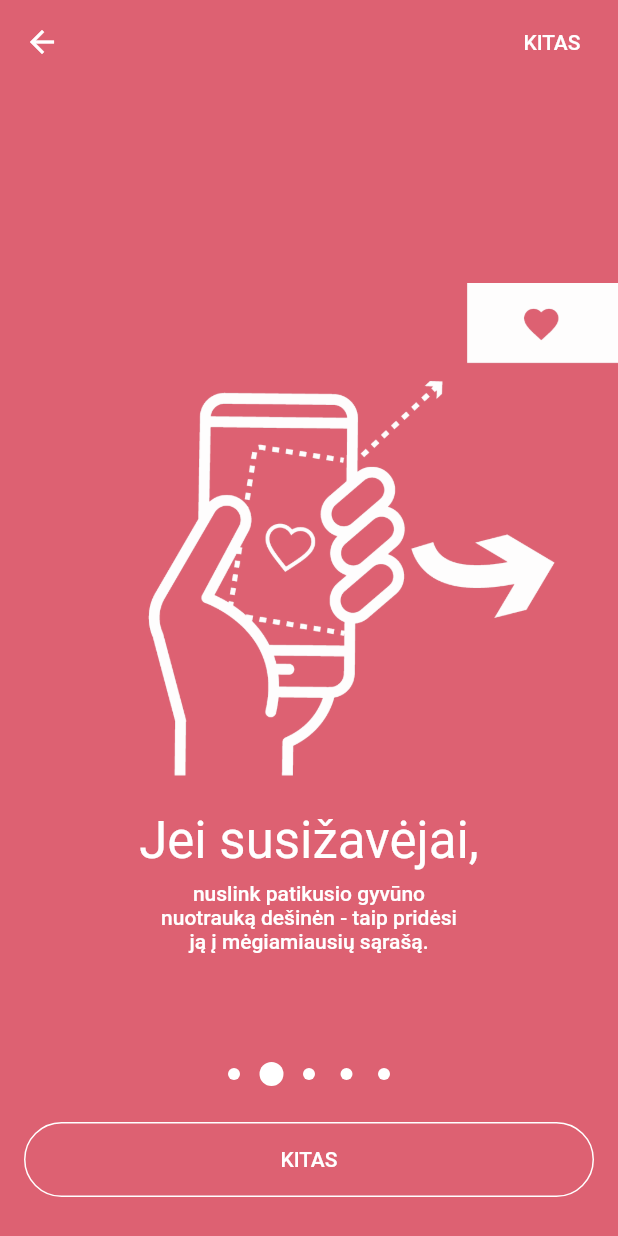
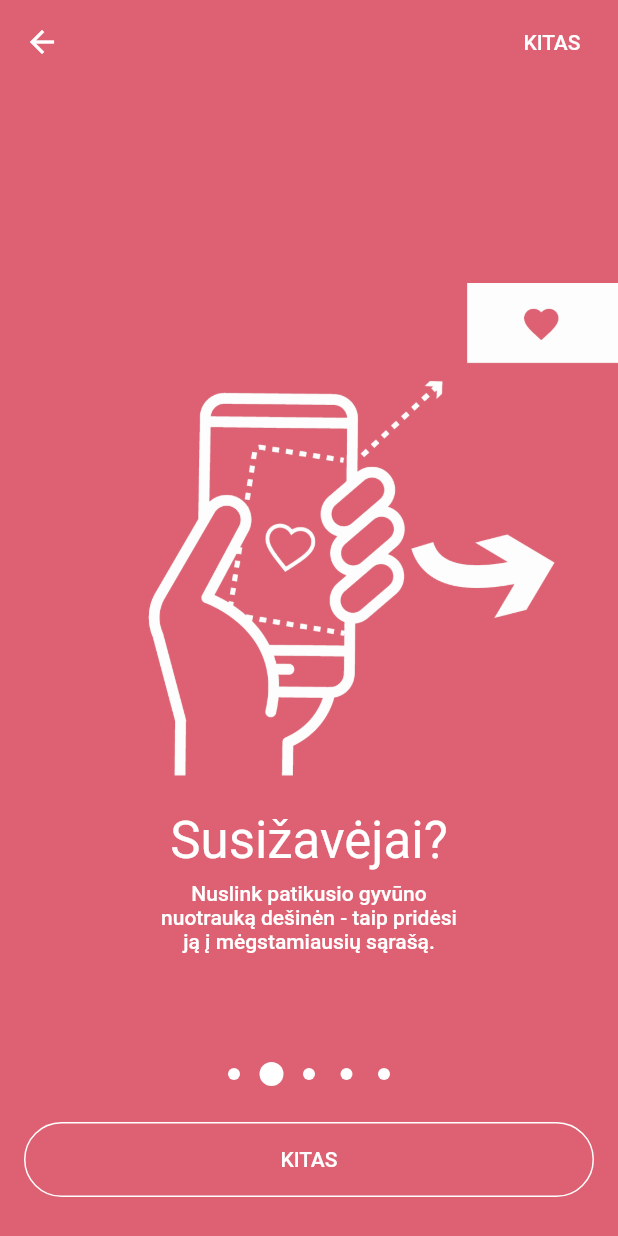
Before and after one commit to GotPet/getpet-mobile, a Flutter app: the screen it shows after launch, after a tap on "KITAS", on a phone screen of 412 x 824 dp. Run offline on Flutter 3.47's test engine with Material 2 defaults, Android fonts, the phone set to English and light mode, and no system bars; our stand-ins replace device_info, dio, equatable, firebase_analytics, firebase_auth, sentry and 2 more; missing offline and left inert: flutter_advanced_networkimage, flutter_firebase_ui, streamqflite; accounts and stored records are empty; generated files the repository leaves out were written again; network calls fail.

Commit message:
App localizations from AppLocalizations file
Signed-off-by: Karolis Vycius <k.vycius@gmail.com>

```diff
--- a/lib/components/home/home_component.dart
+++ b/lib/components/home/home_component.dart
@@ -3,6 +3,7 @@ import 'package:getpet/components/onboarding/onboarding_component.dart';
 import 'package:getpet/components/pet_favorites/favorites_component.dart';
 import 'package:getpet/components/swipe/pet_swipe_component.dart';
 import 'package:getpet/components/user_profile/user_login_component.dart';
+import 'package:getpet/localization/app_localization.dart';
 import 'package:getpet/preferences/app_preferences.dart';
 
 class HomeComponent extends StatelessWidget {
@@ -28,7 +29,7 @@ class HomeComponent extends StatelessWidget {
               Tab(icon: Icon(Icons.favorite)),
             ],
           ),
-          title: Text("GetPet"),
+          title: Text(AppLocalizations.of(context).appTitle),
         ),
         body: TabBarView(
           physics: NeverScrollableScrollPhysics(),
@@ -45,6 +46,7 @@ class HomeComponent extends StatelessWidget {
       final isOnboardingPassed = await AppPreferences().isOnboardingPassed();
 
       if (!isOnboardingPassed) {
+        await AppPreferences().setOnboardingPassed();
         Navigator.push(
           context,
           MaterialPageRoute(builder: (_) => OnboardingComponent()),
--- a/lib/components/onboarding/onboarding_component.dart
+++ b/lib/components/onboarding/onboarding_component.dart
@@ -1,48 +1,49 @@
 import 'package:flutter/material.dart';
 import 'package:getpet/components/onboarding/onboarding_step_component.dart';
+import 'package:getpet/localization/app_localization.dart';
 import 'package:getpet/preferences/app_preferences.dart';
 import 'package:getpet/widgets/dots_indicator.dart';
 
+class OnboardingComponent extends StatefulWidget {
+  @override
+  _OnboardingComponentState createState() => _OnboardingComponentState();
+}
+
 class _OnboardingComponentState extends State<OnboardingComponent> {
   final _controller = new PageController();
-  final List<Widget> _pages = [
+  int page = 0;
+
+  @override
+  Widget build(BuildContext context) {
+    final pages = [
       OnboardingStepComponent(
         assetName: "assets/onboarding/onboarding_one.png",
-      title: "Labas!",
-      description: "Nori būti mūsų draugas?\nSusipažink su programėle!",
+        title: AppLocalizations.of(context).onboarding1Title,
+        description: AppLocalizations.of(context).onboarding1Text,
       ),
       OnboardingStepComponent(
         assetName: "assets/onboarding/onboarding_two.png",
-      title: "Jei susižavėjai,",
-      description:
-          "nuslink patikusio gyvūno\nnuotrauką dešinėn - taip pridėsi\nją į mėgiamiausių sąrašą.",
+        title: AppLocalizations.of(context).onboarding2Title,
+        description: AppLocalizations.of(context).onboarding2Text,
       ),
       OnboardingStepComponent(
         assetName: "assets/onboarding/onboarding_three.png",
-      title: "Deja, ne šį kartą?",
-      description: "Jei nesusižavėjai,\nnuslink nuotrauką kairėn.",
+        title: AppLocalizations.of(context).onboarding3Title,
+        description: AppLocalizations.of(context).onboarding3Text,
       ),
       OnboardingStepComponent(
         assetName: "assets/onboarding/onboarding_four.png",
-      title: "Susipažinkim!",
-      description: "Paspausk ant gyvūno nuotraukos\nir perskaityk jo istoriją.",
+        title: AppLocalizations.of(context).onboarding4Title,
+        description: AppLocalizations.of(context).onboarding4Text,
       ),
       OnboardingStepComponent(
         assetName: "assets/onboarding/onboarding_five.png",
-      title: "Priglausk!",
-      description: "Paspausk „GetPet“ ir sužinok,\nkur rasi savo draugą.",
+        title: AppLocalizations.of(context).onboarding5Title,
+        description: AppLocalizations.of(context).onboarding5Text,
       ),
     ];
-  int page = 0;
 
-  @override
-  void initState() {
-    super.initState();
-  }
-
-  @override
-  Widget build(BuildContext context) {
-    bool isDone = page == _pages.length - 1;
+    bool isDone = page == pages.length - 1;
     return new Scaffold(
         backgroundColor: Colors.transparent,
         body: new Stack(
@@ -51,9 +52,9 @@ class _OnboardingComponentState extends State<OnboardingComponent> {
               child: new PageView.builder(
                 physics: new AlwaysScrollableScrollPhysics(),
                 controller: _controller,
-                itemCount: _pages.length,
+                itemCount: pages.length,
                 itemBuilder: (BuildContext context, int index) {
-                  return _pages[index % _pages.length];
+                  return pages[index % pages.length];
                 },
                 onPageChanged: (int p) {
                   setState(() {
@@ -74,7 +75,13 @@ class _OnboardingComponentState extends State<OnboardingComponent> {
                   actions: <Widget>[
                     FlatButton(
                       child: Text(
-                        isDone ? 'PABAIGTI' : 'KITAS',
+                        isDone
+                            ? AppLocalizations.of(context)
+                                .onboardingFinish
+                                .toUpperCase()
+                            : AppLocalizations.of(context)
+                                .onboardingNext
+                                .toUpperCase(),
                         style: TextStyle(color: Colors.white),
                       ),
                       onPressed: () => advancePageOrFinish(isDone),
@@ -94,7 +101,7 @@ class _OnboardingComponentState extends State<OnboardingComponent> {
                       padding: const EdgeInsets.all(8),
                       child: new DotsIndicator(
                         controller: _controller,
-                        itemCount: _pages.length,
+                        itemCount: pages.length,
                         onPageSelected: (int page) {
                           _controller.animateToPage(
                             page,
@@ -117,7 +124,13 @@ class _OnboardingComponentState extends State<OnboardingComponent> {
                           child: new Material(
                             child: MaterialButton(
                               child: Text(
-                                isDone ? 'PABAIGTI' : 'KITAS',
+                                isDone
+                                    ? AppLocalizations.of(context)
+                                        .onboardingFinish
+                                        .toUpperCase()
+                                    : AppLocalizations.of(context)
+                                        .onboardingNext
+                                        .toUpperCase(),
                                 style: Theme.of(context)
                                     .textTheme
                                     .button
@@ -153,8 +166,3 @@ class _OnboardingComponentState extends State<OnboardingComponent> {
     }
   }
 }
-
-class OnboardingComponent extends StatefulWidget {
-  @override
-  _OnboardingComponentState createState() => _OnboardingComponentState();
-}
--- a/lib/components/pet_favorites/favorites_component.dart
+++ b/lib/components/pet_favorites/favorites_component.dart
@@ -1,5 +1,6 @@
 import 'package:flutter/material.dart';
 import 'package:getpet/components/pet_profile/pet_profile.dart';
+import 'package:getpet/localization/app_localization.dart';
 import 'package:getpet/pets.dart';
 import 'package:getpet/pets_service.dart';
 import 'package:getpet/utils/image_utils.dart';
@@ -27,8 +28,7 @@ class FavoritePetsComponent extends StatelessWidget {
             } else {
               return EmptyStateWidget(
                 assetImage: "assets/no_pets.png",
-                emptyText:
-                    "Neturite pamėgtų gyvūnų,\nlaikas išssirinkti draugą!",
+                emptyText: AppLocalizations.of(context).emptyFavoritesList,
               );
             }
           } else {
@@ -54,11 +54,11 @@ class ListViewFavoritePets extends StatelessWidget {
     var shelterPets =
         pets.where((pet) => pet.decision == PetDecision.getPet).toList();
     if (shelterPets.isNotEmpty) {
-      cells.add(LabelItem("Mano norai paimti gyvūnus"));
+      cells.add(LabelItem(AppLocalizations.of(context).myGetPetRequests));
       cells.addAll(shelterPets);
     }
 
-    cells.add(LabelItem("Mano pasirinkti gyvūnai"));
+    cells.add(LabelItem(AppLocalizations.of(context).myFavoritePets));
     cells.addAll(pets);
 
     return ListView.builder(
--- a/lib/components/pet_profile/pet_profile.dart
+++ b/lib/components/pet_profile/pet_profile.dart
@@ -3,6 +3,7 @@ import 'package:flutter/material.dart';
 import 'package:getpet/authentication/authentication_manager.dart';
 import 'package:getpet/components/shelter_pet/shelter_pet_component.dart';
 import 'package:getpet/components/user_profile/user_login_component.dart';
+import 'package:getpet/localization/app_localization.dart';
 import 'package:getpet/pets.dart';
 import 'package:getpet/pets_service.dart';
 import 'package:getpet/utils/image_utils.dart';
@@ -46,13 +47,18 @@ class PetProfileComponent extends StatelessWidget {
                         context: context,
                         builder: (BuildContext buildContext) {
                           return AlertDialog(
-                            title: Text("Ištrinti gyvūną iš sąrašo?"),
+                            title: Text(
+                              AppLocalizations.of(context).petRemoveDialogTitle,
+                            ),
                             content: Text(
-                                "Šis veiksmas ištrins gyvūną iš favoritų sąrašo."),
+                              AppLocalizations.of(context)
+                                  .petRemoveDialogMessage,
+                            ),
                             actions: <Widget>[
                               new FlatButton(
                                 child: new Text(
-                                  "Atšaukti",
+                                  AppLocalizations.of(context)
+                                      .petRemoveDialogCancel,
                                   style: TextStyle(
                                     color: Theme.of(context).primaryColor,
                                   ),
@@ -63,7 +69,8 @@ class PetProfileComponent extends StatelessWidget {
                               ),
                               new FlatButton(
                                 child: new Text(
-                                  "Ištrinti",
+                                  AppLocalizations.of(context)
+                                      .petRemoveDialogOk,
                                   style: TextStyle(
                                     color: Theme.of(context).primaryColor,
                                   ),
@@ -110,7 +117,7 @@ class PetProfileComponent extends StatelessWidget {
                       bottom: 8,
                     ),
                     child: Text(
-                      "MANO ISTORIJA",
+                      AppLocalizations.of(context).myStory,
                       style: TextStyle(
                         fontSize: 18,
                         fontWeight: FontWeight.bold,
@@ -142,7 +149,7 @@ class PetProfileComponent extends StatelessWidget {
             color: Colors.white,
             width: 24,
           ),
-          label: Text("GetPet"),
+          label: Text(AppLocalizations.of(context).appTitle),
           backgroundColor: Theme.of(context).primaryColor,
           foregroundColor: Colors.white,
           onPressed: () async {
--- a/lib/components/swipe/pet_swipe_component.dart
+++ b/lib/components/swipe/pet_swipe_component.dart
@@ -1,6 +1,7 @@
 import 'package:flutter/material.dart';
 import 'package:getpet/components/swipe/pet_engine.dart';
 import 'package:getpet/components/swipe/swiping_cards.dart';
+import 'package:getpet/localization/app_localization.dart';
 import 'package:getpet/pets.dart';
 import 'package:getpet/pets_service.dart';
 import 'package:getpet/widgets/empty_state.dart';
@@ -49,8 +50,7 @@ class _PetSwipeComponentState extends State<PetSwipeComponent>
             } else {
               return EmptyStateWidget(
                 assetImage: "assets/no_pets.png",
-                emptyText:
-                    "O ne!\nGyvūnų sąrašas jau baigėsi.\nPatikrink pamėgtų gyvūnų sąrašą!",
+                emptyText: AppLocalizations.of(context).noMorePetsToSwipe,
               );
             }
           } else {
--- a/lib/components/swipe/swiping_cards.dart
+++ b/lib/components/swipe/swiping_cards.dart
@@ -1,6 +1,7 @@
 import 'package:flutter/material.dart';
 import 'package:getpet/components/pet_profile/pet_profile.dart';
 import 'package:getpet/components/swipe/pet_engine.dart';
+import 'package:getpet/localization/app_localization.dart';
 import 'package:getpet/pets_service.dart';
 import 'package:getpet/widgets/empty_state.dart';
 
@@ -51,8 +52,7 @@ class _SwipingCardsState extends State<SwipingCards>
     if (widget.engine.currentList.isEmpty) {
       return EmptyStateWidget(
         assetImage: "assets/no_pets.png",
-        emptyText:
-            "O ne!\nGyvūnų sąrašas jau baigėsi.\nPatikrink pamėgtų gyvūnų sąrašą!",
+        emptyText: AppLocalizations.of(context).noMorePetsToSwipe,
       );
     }
     return Stack(
--- a/lib/localization/app_localization.dart
+++ b/lib/localization/app_localization.dart
@@ -15,6 +15,36 @@ class AppLocalizations {
 
   String get appTitle => "GetPet";
 
+  // Onboarding
+  String get onboarding1Title => "Labas!";
+
+  String get onboarding1Text =>
+      "Nori būti mūsų draugu?\nSusipažink su programėle!";
+
+  String get onboarding2Title => "Susižavėjai?";
+
+  String get onboarding2Text =>
+      "Nuslink patikusio gyvūno\nnuotrauką dešinėn - taip pridėsi\nją į mėgstamiausių sąrašą.";
+
+  String get onboarding3Title => "Deja, ne šį kartą?";
+
+  String get onboarding3Text => "Jei nesusižavėjai,\nnuslink nuotrauką kairėn.";
+
+  String get onboarding4Title => "Susipažinkim!";
+
+  String get onboarding4Text =>
+      "Paspausk ant gyvūno nuotraukos\nir perskaityk jo istoriją.";
+
+  String get onboarding5Title => "Priglausk!";
+
+  String get onboarding5Text =>
+      "Paspausk „GetPet“ ir sužinok,\nkur rasi savo draugą.";
+
+  String get onboardingFinish => "Baigti";
+
+  String get onboardingNext => "Kitas";
+
+  // Shelter pet
   String get callShelter => "Skambinti į prieglaudą";
 
   String get pushAndContact =>
@@ -25,6 +55,33 @@ class AppLocalizations {
 
   String get errorUnableToEmailShelter =>
       "Nepavyko atidaryti el. pašto programos. Išsiųskite elektroninį laišką prieglaudai ir susisiekite.";
+
+  // Swipe pets
+  String get noMorePetsToSwipe =>
+      "O ne!\nSąrašas baigėsi.\nPatikrink savo simpatijas!";
+
+  // Favorites list
+  String get myGetPetRequests => "Išrinktieji";
+
+  String get myFavoritePets => "Simpatijos";
+
+  String get emptyFavoritesList =>
+      "Mėgstamiausių gyvūnų sąrašas tuščias,\nlaikas susirasti simpatiją!";
+
+  // Pet profile
+  String get myStory => "Mano istorija";
+
+  String get deletePet => "Šalinti gyvūną iš sąrašo";
+
+  // Pet remove dialog
+  String get petRemoveDialogMessage =>
+      "Ar nori pašalinti gyvūną iš mėgstamiausių sąrašo?";
+
+  String get petRemoveDialogTitle => "Ištrinti";
+
+  String get petRemoveDialogCancel => "Atšaukti";
+
+  String get petRemoveDialogOk => "Taip";
 }
 
 class AppLocalizationDelegate extends LocalizationsDelegate<AppLocalizations> {
--- a/lib/preferences/app_preferences.dart
+++ b/lib/preferences/app_preferences.dart
@@ -50,6 +50,9 @@ class AppPreferences {
   Future<bool> isOnboardingPassed() async {
     var prefs = await sharedPreferences;
 
-    return prefs.getBool(_KEY_ONBOARDING_PASSED) ?? false;
+    if (prefs.containsKey(_KEY_ONBOARDING_PASSED)) {
+      return prefs.getBool(_KEY_ONBOARDING_PASSED);
+    }
+    return false;
   }
 }
```
Lines whose indentation alone changed are shown as unchanged.
